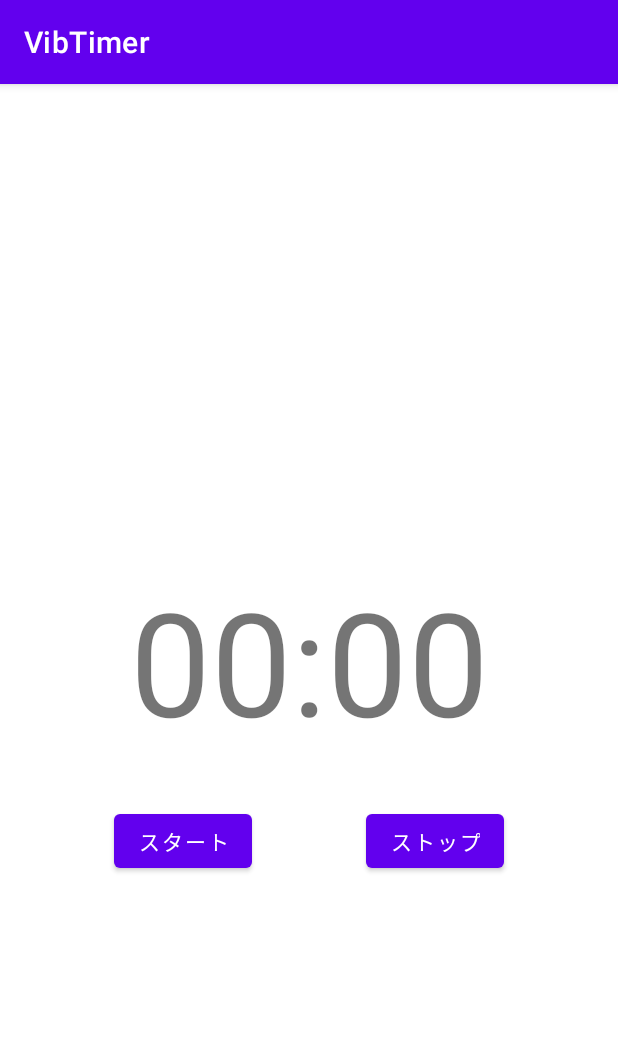
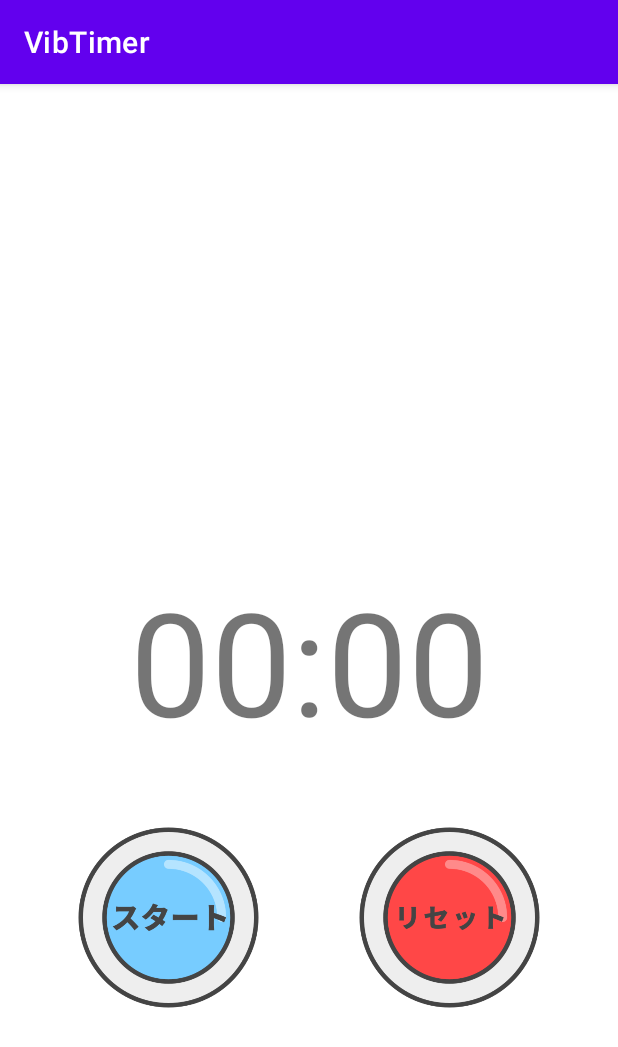
Before and after one commit to Messiah-KenTanaka/VibTimer, an Android app: the screen it shows after launch (MainActivity), on a phone screen of 412 x 824 dp. Shown: the top 1047 px of the screen. Run offline under Robolectric (Android 15) with nearby library versions, the light colour scheme and no system bars.

Commit message:
MainActivity.ktを編集

```diff
--- a/app/src/main/java/com/beit_and_pear/vibtimer/MainActivity.kt
+++ b/app/src/main/java/com/beit_and_pear/vibtimer/MainActivity.kt
@@ -2,10 +2,54 @@ package com.beit_and_pear.vibtimer
 
 import androidx.appcompat.app.AppCompatActivity
 import android.os.Bundle
+import android.util.Log
+import android.widget.ImageButton
+import android.widget.TextView
 
 class MainActivity : AppCompatActivity() {
+
+    class Constants {
+        companion object {
+            const val START_TIMER = 1000
+        }
+    }
+
     override fun onCreate(savedInstanceState: Bundle?) {
         super.onCreate(savedInstanceState)
         setContentView(R.layout.activity_main)
+
+        // ログ
+        Log.i("MyActivity", "onCreate")
+
+        val textTimer = findViewById<TextView>(R.id.textTimer)
+        val imgBtnStart = findViewById<ImageButton>(R.id.imgBtnStart)
+        val imgBtnReset = findViewById<ImageButton>(R.id.imgBtnReset)
+
+        // スタートボタンを押したら
+        imgBtnStart.setOnClickListener {
+
+        }
+
+        // リセットボタンを押したら
+        imgBtnReset.setOnClickListener {
+
+        }
+    }
+
+    // タイマー実行
+    private fun startTimer() {
+
+    }
+    // 一時停止
+    private fun pauseTimer() {
+
+    }
+    // リセット
+    private fun resetTimer() {
+
+    }
+    // 時刻の表示
+    private fun update() {
+
     }
 }
--- a/app/src/main/res/layout/activity_main.xml
+++ b/app/src/main/res/layout/activity_main.xml
@@ -17,24 +17,32 @@
         app:layout_constraintStart_toStartOf="parent"
         app:layout_constraintTop_toTopOf="parent" />
 
-    <Button
-        android:id="@+id/btnStart"
-        android:layout_width="wrap_content"
-        android:layout_height="wrap_content"
+    <ImageButton
+        android:id="@+id/imgBtnStart"
+        android:layout_width="150dp"
+        android:layout_height="150dp"
         android:layout_marginTop="32dp"
-        android:text="@string/btnStart"
-        app:layout_constraintEnd_toStartOf="@+id/btnStop"
+        android:background="@null"
+        android:contentDescription="クリックしたら表示"
+        android:scaleType="centerCrop"
+        app:layout_constraintEnd_toStartOf="@+id/imgBtnReset"
         app:layout_constraintHorizontal_bias="0.5"
         app:layout_constraintStart_toStartOf="parent"
-        app:layout_constraintTop_toBottomOf="@+id/textTimer" />
+        app:layout_constraintTop_toBottomOf="@+id/textTimer"
+        app:srcCompat="@drawable/btn_start" />
 
-    <Button
-        android:id="@+id/btnStop"
-        android:layout_width="wrap_content"
-        android:layout_height="wrap_content"
-        android:text="@string/btnStop"
+    <ImageButton
+        android:id="@+id/imgBtnReset"
+        android:layout_width="150dp"
+        android:layout_height="150dp"
+        android:layout_marginTop="32dp"
+        android:background="@null"
+        android:contentDescription="クリックしたら停止"
+        android:scaleType="centerCrop"
         app:layout_constraintEnd_toEndOf="parent"
-        app:layout_constraintStart_toEndOf="@+id/btnStart"
-        app:layout_constraintTop_toTopOf="@+id/btnStart" />
+        app:layout_constraintHorizontal_bias="0.5"
+        app:layout_constraintStart_toEndOf="@+id/imgBtnStart"
+        app:layout_constraintTop_toBottomOf="@+id/textTimer"
+        app:srcCompat="@drawable/btn_reset" />
 
 </androidx.constraintlayout.widget.ConstraintLayout>
--- a/app/src/main/res/values/strings.xml
+++ b/app/src/main/res/values/strings.xml
@@ -1,6 +1,4 @@
 <resources>
     <string name="app_name">VibTimer</string>
     <string name="textTimer">00:00</string>
-    <string name="btnStart">スタート</string>
-    <string name="btnStop">ストップ</string>
 </resources>
```
Also changed, not shown: app/src/main/res/drawable-v24/btn_reset.png (added), app/src/main/res/drawable-v24/btn_start.png (added).
